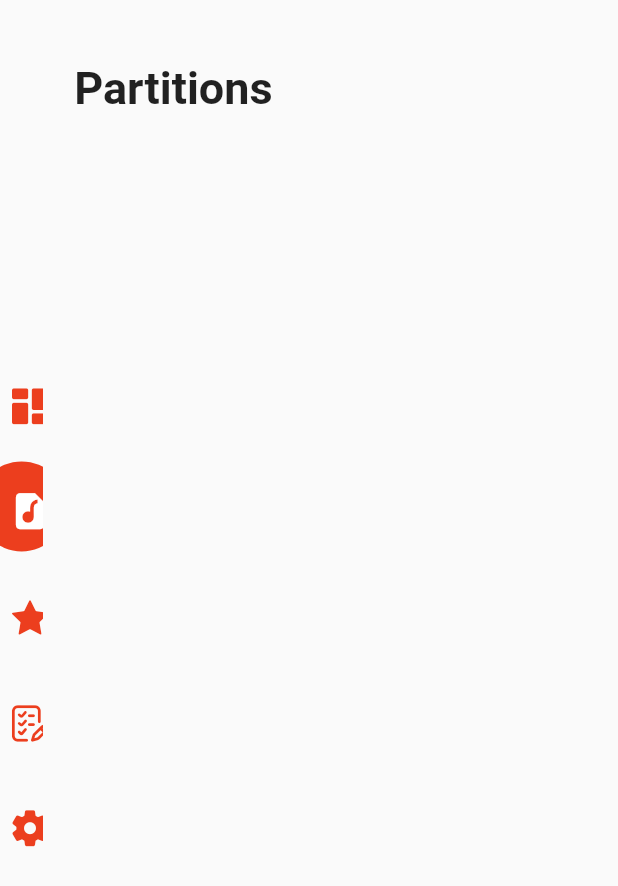
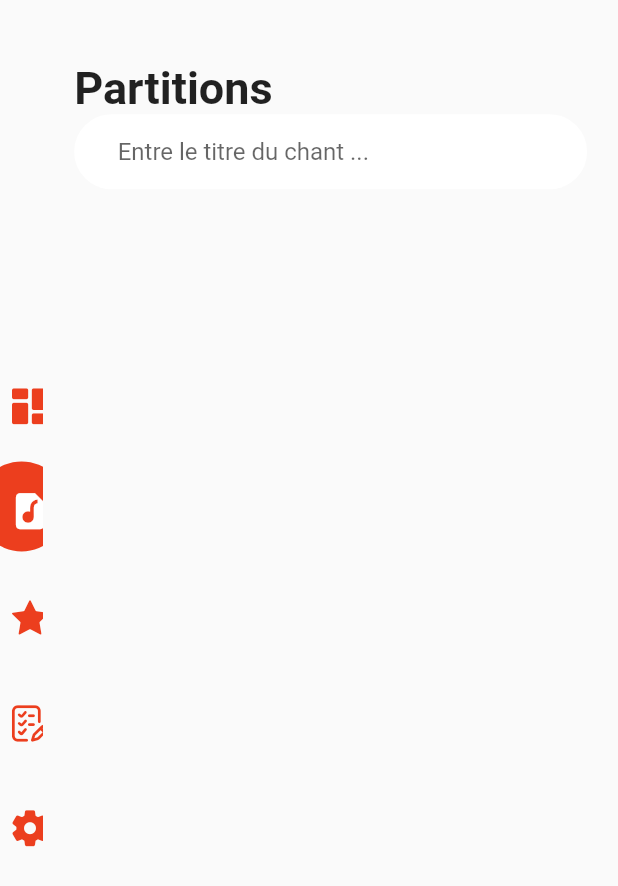
Before and after one commit to deadLocks21/my_song_book, a Flutter app: the screen it shows after launch, after a tap on an icon or button, on a phone screen of 412 x 824 dp. Shown: the top 886 px of the screen. Run offline on Flutter 3.47's test engine with Material 2 defaults, Android fonts, the light colour scheme and no system bars; our stand-ins replace flutter_colorpicker, sqflite_common, sqflite_common_ffi; missing offline and left inert: window_size; accounts and stored records are empty.

Commit message:
Search for a song by title

```diff
--- /dev/null
+++ b/lib/components/Pages/Sheets/SheetSearch.dart
@@ -0,0 +1,55 @@
+import 'package:flutter/material.dart';
+import 'package:my_song_book/logic/Sheet.dart';
+import 'package:my_song_book/managers/DisplayedListManager.dart';
+
+class SheetSearch extends StatefulWidget {
+  SheetSearch({Key? key}) : super(key: key);
+
+  @override
+  _SheetSearchState createState() => _SheetSearchState();
+}
+
+class _SheetSearchState extends State<SheetSearch> {
+  final displayedListManager = DisplayedListManager.instance;
+  final _textController = TextEditingController();
+
+  @override
+  void dispose() {
+    super.dispose();
+    _textController.dispose();
+  }
+
+  @override
+  Widget build(BuildContext context) {
+    return Padding(
+      padding: EdgeInsets.only(bottom: 24.0),
+      child: Container(
+        decoration: BoxDecoration(
+            color: Colors.white,
+            borderRadius: BorderRadius.circular(100),
+            border: Border.all(
+                width: 1, color: Colors.white, style: BorderStyle.solid)),
+        child: Padding(
+          padding: const EdgeInsets.symmetric(horizontal: 16),
+          child: TextField(
+            controller: _textController,
+            decoration: const InputDecoration(
+              fillColor: Colors.white,
+              filled: true,
+              border: InputBorder.none,
+              hintText: 'Entre le titre du chant ...',
+            ),
+            onChanged: (text) {
+              List<Sheet> newList = displayedListManager.list
+                  .where((Sheet element) =>
+                      element.code.contains(text) ||
+                      element.name.contains(text))
+                  .toList();
+              displayedListManager.displayedList = newList;
+            },
+          ),
+        ),
+      ),
+    );
+  }
+}
--- a/lib/components/Pages/Sheets/SheetsList.dart
+++ b/lib/components/Pages/Sheets/SheetsList.dart
@@ -35,7 +35,7 @@ class _SheetsListState extends State<SheetsList> {
   Widget build(BuildContext context) {
     List<Sheet> sheets = displayedListManager.displayedList;
     return SizedBox(
-      height: MediaQuery.of(context).size.height * 0.8,
+      height: MediaQuery.of(context).size.height * 0.7,
       child: GridView.count(
         primary: true,
         padding: const EdgeInsets.all(20),
--- a/lib/components/Pages/Sheets/SheetsPage.dart
+++ b/lib/components/Pages/Sheets/SheetsPage.dart
@@ -1,6 +1,8 @@
 import 'package:flutter/material.dart';
+import 'package:my_song_book/components/Pages/Sheets/SheetSearch.dart';
 import 'package:my_song_book/components/Pages/Sheets/SheetsList.dart';
 import 'package:my_song_book/database/SheetsTable.dart';
+import 'package:my_song_book/logic/Sheet.dart';
 import 'package:my_song_book/managers/DisplayedListManager.dart';
 
 class SheetsPage extends StatefulWidget {
@@ -11,16 +13,22 @@ class SheetsPage extends StatefulWidget {
 }
 
 class _SheetsPageState extends State<SheetsPage> {
-    final displayedListManager = DisplayedListManager.instance;
-    final sheetsTable = SheetsTable.instance;
+  final displayedListManager = DisplayedListManager.instance;
+  final sheetsTable = SheetsTable.instance;
 
   @override
   void initState() {
     super.initState();
     displayedListManager.list = sheetsTable.sheets;
   }
+
   @override
   Widget build(BuildContext context) {
-    return SheetsList();
+    return Column(
+      children: [
+        SheetSearch(),
+        SheetsList()
+      ],
+    );
   }
 }
```
